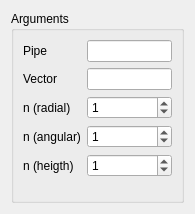
The window that src/HEXABLOCKGUI/MakePipe_QTD.ui (SalomePlatform/hexablock) describes before a commit, drawn with Qt 5.
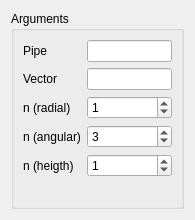
The same window after the commit.

Patch:
```diff
--- a/src/HEXABLOCKGUI/MakePipe_QTD.ui
+++ b/src/HEXABLOCKGUI/MakePipe_QTD.ui
@@ -7,7 +7,7 @@
     <x>0</x>
     <y>0</y>
     <width>195</width>
-    <height>214</height>
+    <height>220</height>
    </rect>
   </property>
   <property name="sizePolicy">
@@ -110,7 +110,7 @@
          <number>1000000</number>
         </property>
         <property name="value">
-         <number>1</number>
+         <number>3</number>
         </property>
        </widget>
       </item>
```
